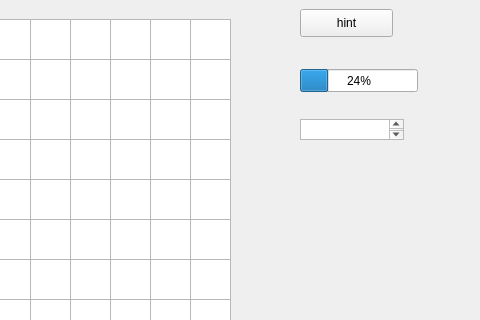
This is project.ui in par-ft/AP1400Project as Qt 5 draws it before an edit; both pictures show x 320 to 800 and y 101 to 421 of the 800 by 600 pixel window. The edited form follows.
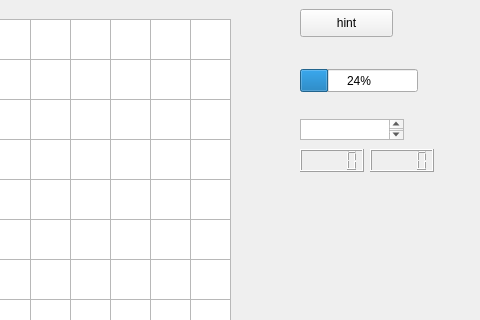
This is the edited form.

What changed in the file:
```diff
--- a/project.ui
+++ b/project.ui
@@ -880,6 +880,26 @@
      </rect>
     </property>
    </widget>
+   <widget class="QLCDNumber" name="lcdNumber">
+    <property name="geometry">
+     <rect>
+      <x>620</x>
+      <y>250</y>
+      <width>64</width>
+      <height>23</height>
+     </rect>
+    </property>
+   </widget>
+   <widget class="QLCDNumber" name="lcdNumber_2">
+    <property name="geometry">
+     <rect>
+      <x>690</x>
+      <y>250</y>
+      <width>64</width>
+      <height>23</height>
+     </rect>
+    </property>
+   </widget>
   </widget>
   <widget class="QMenuBar" name="menubar">
    <property name="geometry">
```
